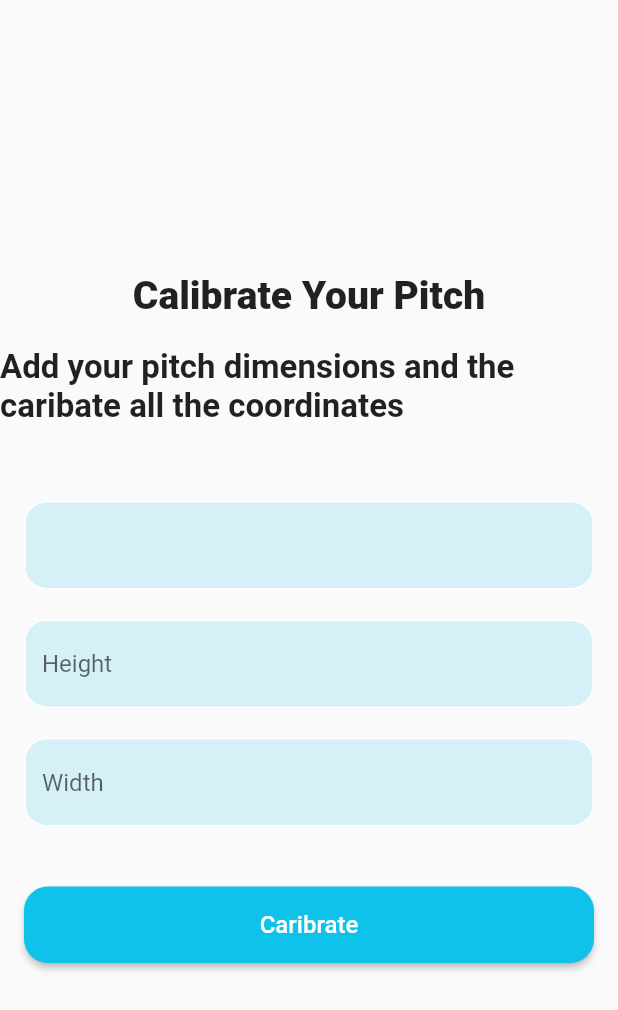
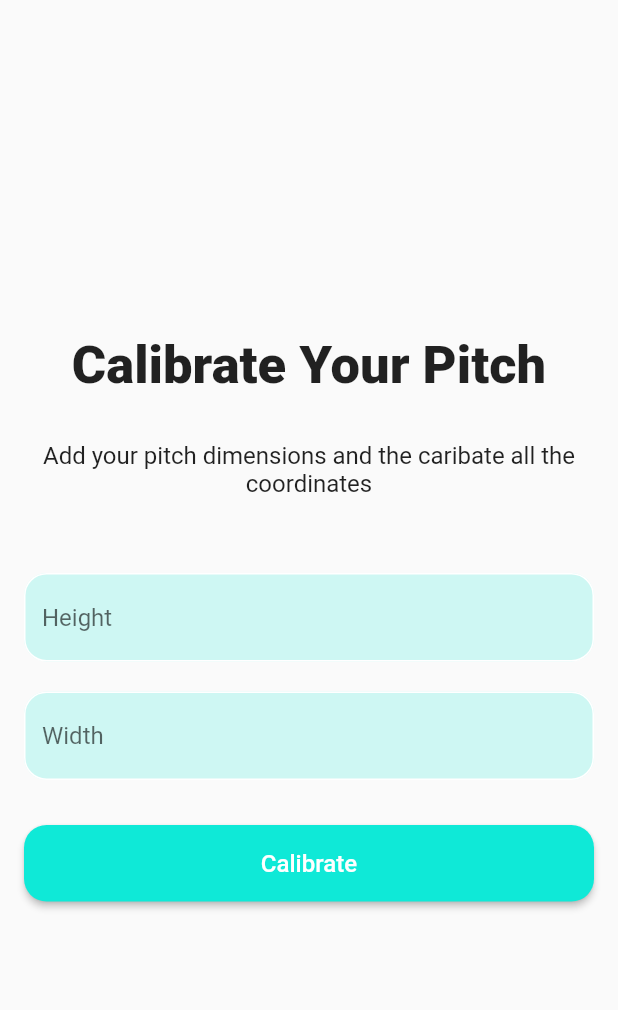
Before and after one commit to donald-88/haptics_app, a Flutter app: the screen it shows after launch, on a phone screen of 412 x 824 dp. Shown: the top 1010 px of the screen. Run offline on Flutter 3.47's test engine with Material 2 defaults, Android fonts, the phone set to English and light mode, and no system bars; our stand-ins replace avatar_glow, location.

Commit message:
changes made

```diff
--- a/lib/screens/calibrate.dart
+++ b/lib/screens/calibrate.dart
@@ -1,4 +1,5 @@
 import 'package:flutter/material.dart';
+import 'package:haptics_app/screens/pitch.dart';
 
 class Calibrate extends StatelessWidget {
   const Calibrate({super.key});
@@ -13,17 +14,28 @@ class Calibrate extends StatelessWidget {
             child: Column(
               mainAxisSize: MainAxisSize.max,
               children: [
-                const Text(
-                  "Calibrate Your Pitch",
-                  style: TextStyle(fontWeight: FontWeight.w900, fontSize: 26),
-                ),
-                const SizedBox(height: 20),
-                const Text(
-                  "Add your pitch dimensions and the caribate all the coordinates",
-                  style: TextStyle(fontWeight: FontWeight.w600, fontSize: 22),
-                ),
-                const SizedBox(
-                  height: 30,
+                const Padding(
+                  padding: EdgeInsets.symmetric(horizontal: 16),
+                  child: Column(
+                    mainAxisAlignment: MainAxisAlignment.center,
+                    children: [
+                      Text(
+                        "Calibrate Your Pitch",
+                        style: TextStyle(fontWeight: FontWeight.w900, fontSize: 35),
+                      ),
+                      SizedBox(height: 30),
+                      Align(
+                        alignment: Alignment.bottomCenter,
+                        child: Text(
+                          "Add your pitch dimensions and the caribate all the coordinates",
+                          style: TextStyle(fontWeight: FontWeight.w400, fontSize: 16,),textAlign: TextAlign.center,
+                        ),
+                      ),
+                      SizedBox(
+                        height: 30,
+                      ),
+                    ],
+                  ),
                 ),
                 Padding(
                   padding: const EdgeInsets.symmetric(horizontal: 16),
@@ -34,38 +46,16 @@ class Calibrate extends StatelessWidget {
                       ),
                       TextField(
                         decoration: InputDecoration(
-                          border: InputBorder.none, // Remove the border here
-                          focusedBorder: OutlineInputBorder(
-                            borderRadius: BorderRadius.circular(16),
-                            borderSide: const BorderSide(
-                              color: Color(0xFF0FC2E9),
-                            ),
-                          ),
-                          filled: true,
-                          fillColor: const Color(0x280FC1E9),
-                          enabledBorder: OutlineInputBorder(
-                            borderRadius: BorderRadius.circular(15),
-                            borderSide: const BorderSide(
-                              color: Color(0xFFFFFFFF),
-                            ),
-                          ),
-                        ),
-                      ),
-                      const SizedBox(
-                        height: 20,
-                      ),
-                      TextField(
-                        decoration: InputDecoration(
                           hintText: 'Height',
                           border: InputBorder.none, // Remove the border here
                           focusedBorder: OutlineInputBorder(
                             borderRadius: BorderRadius.circular(16),
                             borderSide: const BorderSide(
-                              color: Color(0xFF0FC2E9),
+                              color: Color(0xFF0FE9D7),
                             ),
                           ),
                           filled: true,
-                          fillColor: const Color(0x280FC1E9),
+                          fillColor: const Color(0x300FE9D7),
                           enabledBorder: OutlineInputBorder(
                             borderRadius: BorderRadius.circular(15),
                             borderSide: const BorderSide(
@@ -84,11 +74,11 @@ class Calibrate extends StatelessWidget {
                           focusedBorder: OutlineInputBorder(
                             borderRadius: BorderRadius.circular(16),
                             borderSide: const BorderSide(
-                              color: Color(0xFF0FC2E9),
+                              color: Color(0xFF0FE9D7),
                             ),
                           ),
                           filled: true,
-                          fillColor: const Color(0x280FC1E9),
+                          fillColor: const Color(0x300FE9D7),
                           enabledBorder: OutlineInputBorder(
                             borderRadius: BorderRadius.circular(15),
                             borderSide: const BorderSide(
@@ -103,20 +93,25 @@ class Calibrate extends StatelessWidget {
                     ],
                   ),
                 ),
-                const SizedBox(height: 20),
+                const SizedBox(height: 10),
                 Padding(
                   padding: const EdgeInsets.symmetric(horizontal: 16),
                   child: ElevatedButton(
                       style: ElevatedButton.styleFrom(
                           minimumSize: const Size(double.infinity, 50),
-                          backgroundColor: const Color(0xFF0FC2E9),
+                          backgroundColor: const Color(0xFF0FE9D7),
                           padding: const EdgeInsets.symmetric(vertical: 16),
                           shape: RoundedRectangleBorder(
-                              borderRadius: BorderRadius.circular(16))),
-                      onPressed: () {},
+                              borderRadius: BorderRadius.circular(15))),
+                      onPressed: () {
+  Navigator.pushReplacement(
+    context,
+    MaterialPageRoute(builder: (context) => const PitchSide()),
+  );
+},
                       child: const Center(
                           child: Text(
-                        'Caribrate',
+                        'Calibrate',
                         style:
                             TextStyle(color: Color(0xFFFFFFFF), fontSize: 16),
                       ))),
```
